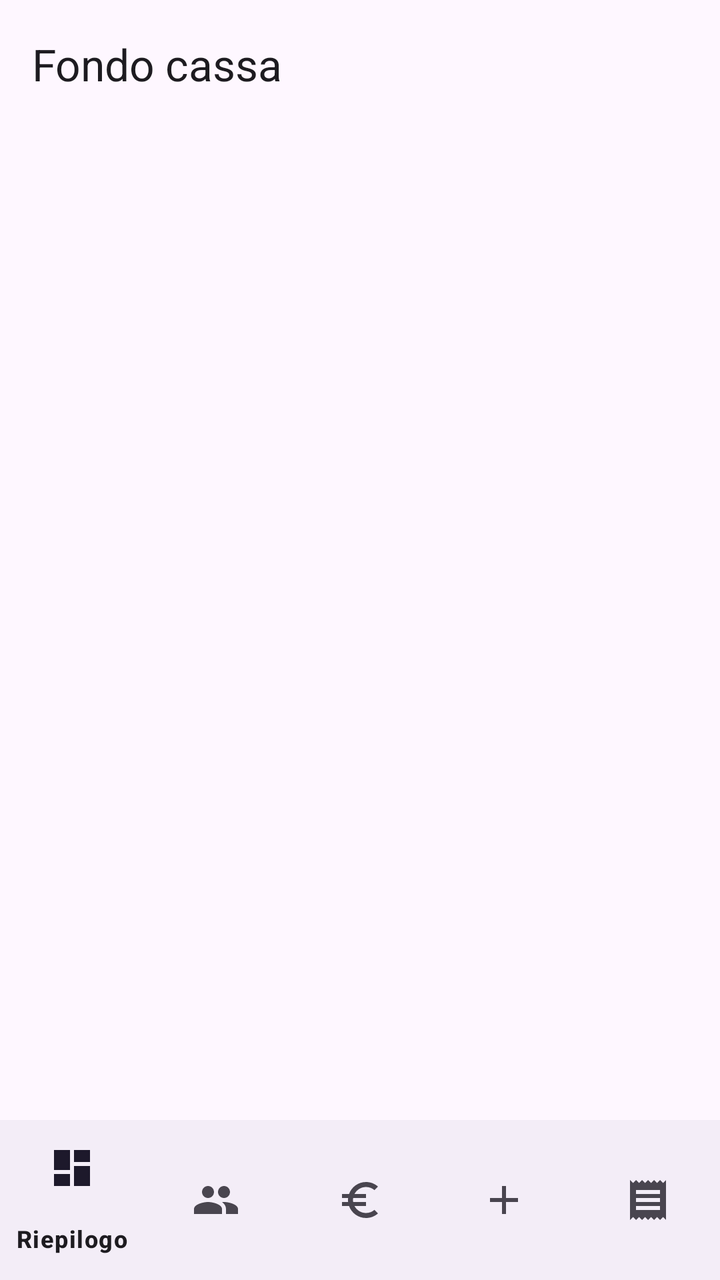
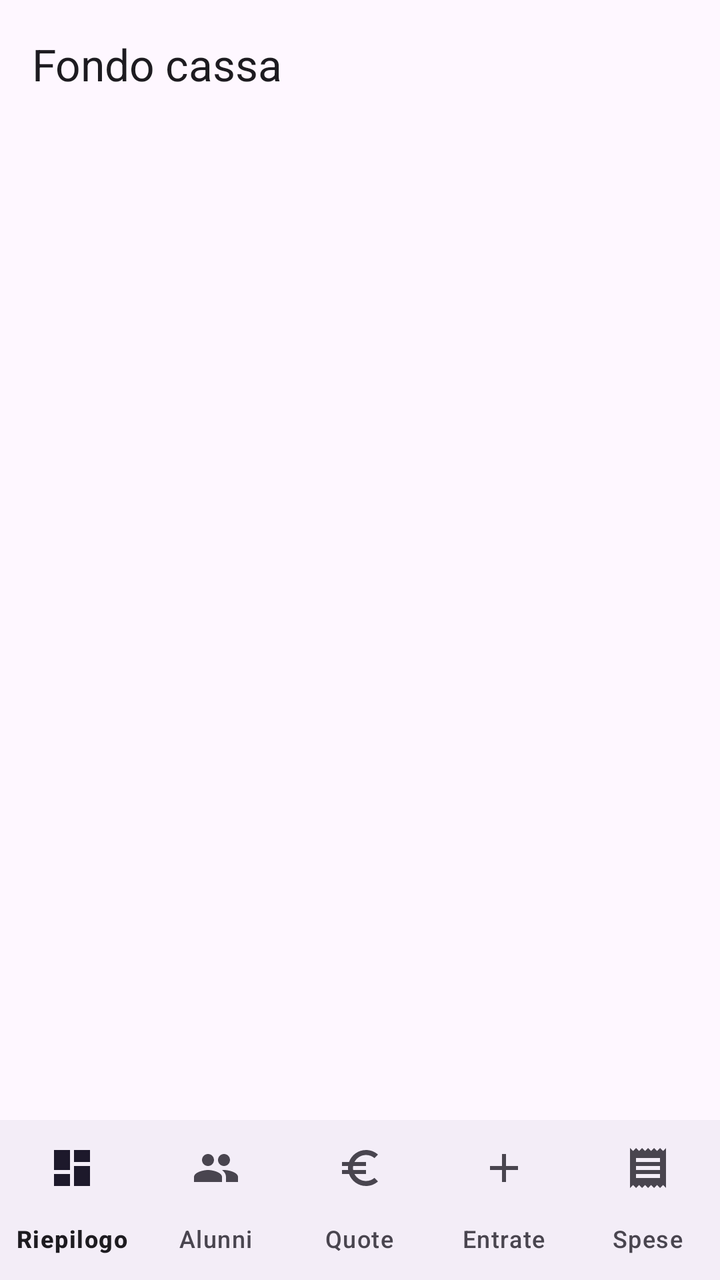

An Android layout rendered at two revisions. The XML below is the earlier revision; the diff shows what the commit changed to produce the second picture.
<!-- AndroidManifest.xml: application theme Theme.Fondocassa -->
<!-- res/layout/activity_main.xml -->
<?xml version="1.0" encoding="utf-8"?>
<LinearLayout xmlns:android="http://schemas.android.com/apk/res/android" xmlns:app="http://schemas.android.com/apk/res-auto"
    android:layout_width="match_parent"
    android:layout_height="match_parent"
    android:orientation="vertical">

    <com.google.android.material.appbar.MaterialToolbar
        android:id="@+id/toolbar"
        android:layout_width="match_parent"
        android:layout_height="?attr/actionBarSize"
        app:title="@string/app_name" />

    <FrameLayout
        android:id="@+id/contenuto"
        android:layout_width="match_parent"
        android:layout_height="0dp"
        android:layout_weight="1" />

    <com.google.android.material.bottomnavigation.BottomNavigationView
        android:id="@+id/navigazione"
        android:layout_width="match_parent"
        android:layout_height="wrap_content"
        app:menu="@menu/menu_bottom" />
</LinearLayout>
<!-- resources referenced by this layout -->
<resources>
  <string name="app_name">Fondo cassa</string>
  <style name="Theme.Fondocassa" parent="Theme.Material3.DayNight.NoActionBar">
          <item name="colorPrimary">@color/verde</item>
          <item name="colorOnPrimary">@android:color/white</item>
          <item name="colorSecondary">@color/verde</item>
      </style>
  <color name="verde">#0F766E</color>
</resources>

<!-- the commit's change to res/layout/activity_main.xml (unified diff, before → after) -->
@@ -20,5 +20,6 @@
         android:id="@+id/navigazione"
         android:layout_width="match_parent"
         android:layout_height="wrap_content"
+        app:labelVisibilityMode="labeled"
         app:menu="@menu/menu_bottom" />
 </LinearLayout>
